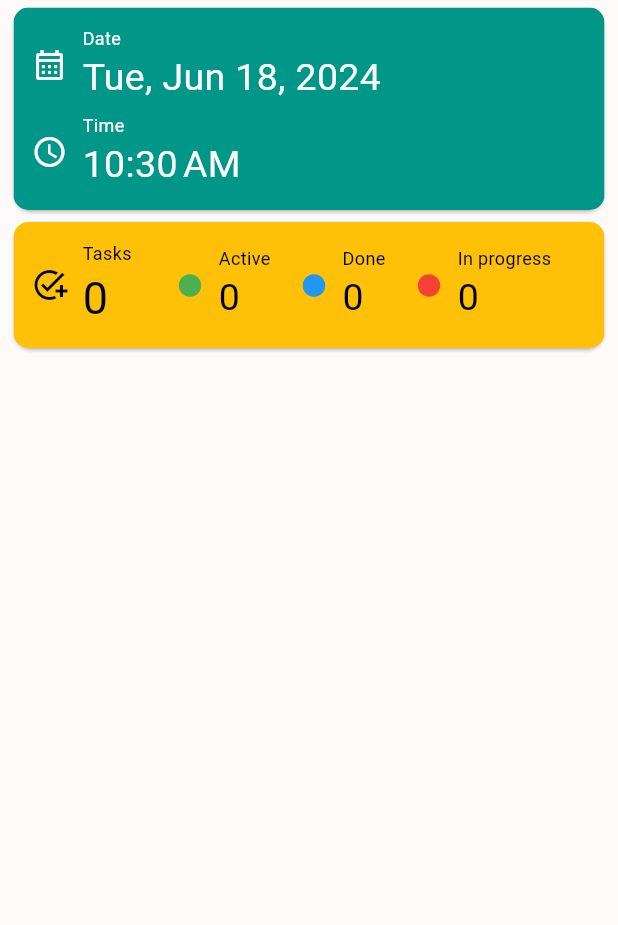
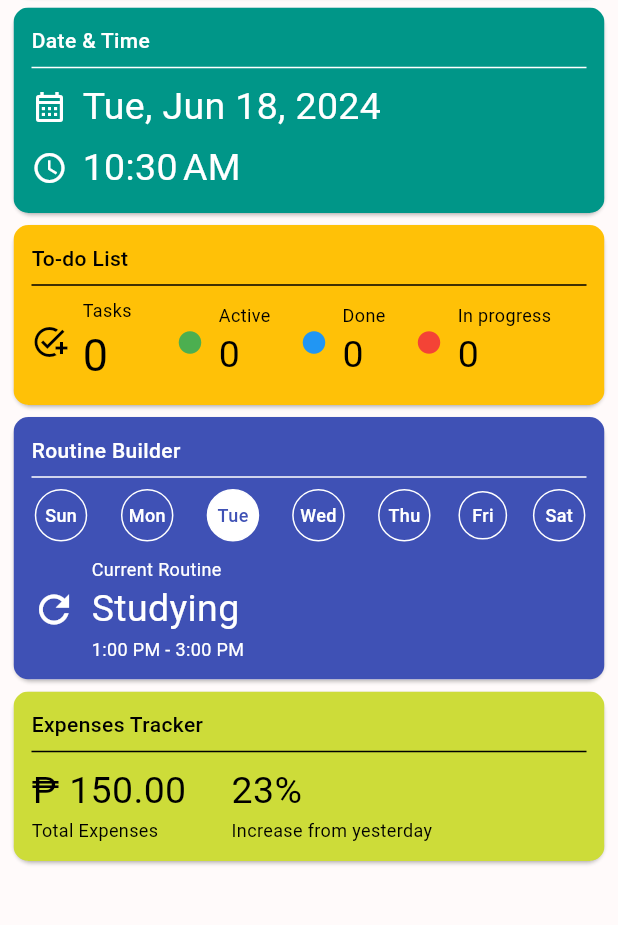
Before and after one commit to olopsc-rxaliman/studyante, a Flutter app: the screen it shows after launch, on a phone screen of 412 x 824 dp, the part 174-1099 px from its top. Run offline on Flutter 3.47's test engine with Material 3 defaults, Android fonts, the phone set to English and light mode, and no system bars; our stand-ins replace animated_list_plus, hive_flutter; accounts and stored records are empty.

Commit message:
Enhanced widget appearance, added more widgets

```diff
--- a/lib/components/base_alertdialog.dart
+++ b/lib/components/base_alertdialog.dart
@@ -29,7 +29,7 @@ class BaseAlertDialog extends StatelessWidget {
         borderRadius: BorderRadius.circular(15),
       ),
       contentPadding: const EdgeInsets.only(
-        top: 15,
+        top: 20,
         left: 20,
         right: 20,
         bottom: 10,
--- a/lib/components/base_widget.dart
+++ b/lib/components/base_widget.dart
@@ -1,23 +1,53 @@
+import "dart:math";
+
 import "package:flutter/material.dart";
 
 class BaseWidget extends StatelessWidget {
-  final Color? backgroundColor;
-  final Color? foregroundColor;
+  final Color backgroundColor;
   final Function()? onTap;
   final Function()? onLongPress;
+  final EdgeInsetsGeometry? padding;
+  final String? title;
   final Widget child;
 
   const BaseWidget({
     super.key,
     required this.child,
-    this.backgroundColor,
-    this.foregroundColor,
+    required this.backgroundColor,
     this.onTap,
     this.onLongPress,
+    this.padding,
+    this.title,
   });
 
   @override
   Widget build(BuildContext context) {
+    double brightness = sqrt(
+      pow(backgroundColor.red, 2) * 0.241
+      + pow(backgroundColor.green, 2) * 0.691
+      + pow(backgroundColor.blue, 2) * 0.068);
+    Color foregroundColor = brightness < 150 ? Colors.white : Colors.black;
+    final Widget inChild = Padding(
+      padding: padding ?? const EdgeInsets.all(12.0),
+      child: Column(
+        crossAxisAlignment: CrossAxisAlignment.start,
+        children: [
+          title != null && title != ''
+          ? Text(
+            title ?? '',
+            style: TextStyle(
+              color: foregroundColor,
+              fontSize: 14,
+              fontWeight: FontWeight.w500,
+            ),
+          )
+          : const SizedBox(),
+          title != null && title != '' ? Divider(color: foregroundColor) : const SizedBox(),
+          child,
+        ],
+      ),
+    );
+
     return Card(
       child: Ink(
         decoration: BoxDecoration(
@@ -32,9 +62,9 @@ class BaseWidget extends StatelessWidget {
           splashColor: Colors.black.withOpacity(0.1),
           onTap: onTap,
           onLongPress: onLongPress,
-          child: child,
+          child: inChild,
         )
-        : child,
+        : inChild,
       ),
     );
   }
--- a/lib/components/datetime_widget.dart
+++ b/lib/components/datetime_widget.dart
@@ -18,8 +18,8 @@ class DateTimeWidget extends StatelessWidget {
         String formattedTime = DateFormat("jm").format(today); // 1:00 PM
 
         return BaseWidget(
+          title: "Date & Time",
           backgroundColor: Colors.teal,
-          foregroundColor: Colors.white,
           onTap: () {
             Navigator.of(context).push(
               MaterialPageRoute(builder: (context) {
@@ -27,8 +27,6 @@ class DateTimeWidget extends StatelessWidget {
               }
             ));
           },
-          child: Padding(
-            padding: const EdgeInsets.all(12.0),
           child: Wrap(
             direction: Axis.horizontal,
             crossAxisAlignment: WrapCrossAlignment.center,
@@ -43,24 +41,12 @@ class DateTimeWidget extends StatelessWidget {
                       color: Colors.white,
                     ),
                     const SizedBox(width: 10),
-                      Column(
-                        crossAxisAlignment: CrossAxisAlignment.start,
-                        children: [
-                          const Text(
-                            "Date",
-                            style: TextStyle(
-                              fontSize: 12,
-                              color: Colors.white
-                            ),
-                          ),
                     Text(
                       formattedDate,
                       style: const TextStyle(
                         fontSize: 25,
                         color: Colors.white
                       ),
-                          ),
-                        ],
                     ),
                   ],
                 ),
@@ -73,16 +59,6 @@ class DateTimeWidget extends StatelessWidget {
                       color: Colors.white,
                     ),
                     const SizedBox(width: 10),
-                      Column(
-                        crossAxisAlignment: CrossAxisAlignment.start,
-                        children: [
-                          const Text(
-                            "Time",
-                            style: TextStyle(
-                              fontSize: 12,
-                              color: Colors.white
-                            ),
-                          ),
                     Text(
                       formattedTime,
                       style: const TextStyle(
@@ -92,11 +68,8 @@ class DateTimeWidget extends StatelessWidget {
                     ),
                   ],
                 ),
-                    ],
-                  ),
               ),
             ],
-            ),
           ),
         );
       }
--- /dev/null
+++ b/lib/components/expensestracker_widget.dart
@@ -0,0 +1,64 @@
+import "package:flutter/material.dart";
+import "package:studyante/components/base_widget.dart";
+import "package:studyante/pages/expensestracker_page.dart";
+
+class ExpensesTrackerWidget extends StatelessWidget {
+  const ExpensesTrackerWidget({super.key});
+
+  @override
+  Widget build(BuildContext context) {
+    return BaseWidget(
+      title: "Expenses Tracker",
+      backgroundColor: Colors.lime,
+      onTap: () => Navigator.of(context).push(
+        MaterialPageRoute(
+          builder: (context) => const ExpensesTrackerPage(),
+        ),
+      ),
+      child: const Wrap(
+        spacing: 30,
+        runSpacing: 10,
+        children: [
+          Column(
+            crossAxisAlignment: CrossAxisAlignment.start,
+            children: [
+              Text(
+                "₱ 150.00",
+                style: TextStyle(
+                  color: Colors.black,
+                  fontSize: 25,
+                ),
+              ),
+              Text(
+                "Total Expenses",
+                style: TextStyle(
+                  color: Colors.black,
+                  fontSize: 12,
+                ),
+              ),
+            ],
+          ),
+          Column(
+            crossAxisAlignment: CrossAxisAlignment.start,
+            children: [
+              Text(
+                "23%",
+                style: TextStyle(
+                  color: Colors.black,
+                  fontSize: 25,
+                ),
+              ),
+              Text(
+                "Increase from yesterday",
+                style: TextStyle(
+                  color: Colors.black,
+                  fontSize: 12,
+                ),
+              ),
+            ],
+          ),
+        ],
+      ),
+    );
+  }
+}
--- a/lib/components/memaquote_widget.dart
+++ b/lib/components/memaquote_widget.dart
@@ -16,9 +16,6 @@ class MemaQuoteWidget extends StatelessWidget {
   Widget build(BuildContext context) {
     return BaseWidget(
       backgroundColor: Colors.deepOrange,
-      foregroundColor: Colors.white,
-      child: Padding(
-        padding: const EdgeInsets.all(12.0),
       child: Row(
         children: [
           const Icon(
@@ -34,7 +31,6 @@ class MemaQuoteWidget extends StatelessWidget {
           ),
         ],
       ),
-      ),
     );
   }
 }
--- /dev/null
+++ b/lib/components/routinebuilder_widget.dart
@@ -0,0 +1,105 @@
+import "package:flutter/cupertino.dart";
+import "package:flutter/material.dart";
+import "package:flutter/widgets.dart";
+import "package:studyante/components/base_widget.dart";
+import "package:studyante/pages/routinebuilder_page.dart";
+
+class RoutineBuilderWidget extends StatelessWidget {
+  const RoutineBuilderWidget({super.key});
+
+  Widget textInsideCircle({required String text, bool? filled}) {
+    return Container(
+      decoration: ShapeDecoration(
+        shape: const CircleBorder(
+          side: BorderSide(
+            strokeAlign: BorderSide.strokeAlignInside,
+            color: Colors.white,
+            width: 1,
+          ),
+        ),
+        color: filled == true ? Colors.white : null,
+      ),
+      child: Padding(
+        padding: const EdgeInsets.all(8.0),
+        child: Text(
+          text,
+          style: TextStyle(
+            color: filled == true ? Colors.indigo : Colors.white,
+            fontSize: 12,
+            fontWeight: FontWeight.w500,
+          ),
+        ),
+      ),
+    );
+  }
+
+  @override
+  Widget build(BuildContext context) {
+    return BaseWidget(
+      title: "Routine Builder",
+      backgroundColor: Colors.indigo,
+      onTap: () => Navigator.of(context).push(
+        MaterialPageRoute(
+          builder: (context) => const RoutineBuilderPage(),
+        ),
+      ),
+      child: Column(
+        crossAxisAlignment: CrossAxisAlignment.start,
+        children: [
+          Row(
+            mainAxisAlignment: MainAxisAlignment.spaceBetween,
+            children: [
+              textInsideCircle(text: "Sun"),
+              textInsideCircle(text: "Mon"),
+              textInsideCircle(text: "Tue", filled: true),
+              textInsideCircle(text: "Wed"),
+              textInsideCircle(text: "Thu"),
+              textInsideCircle(text: "Fri"),
+              textInsideCircle(text: "Sat"),
+            ],
+          ),
+          const SizedBox(height: 10),
+          const Row(
+            children: [
+              Icon(
+                // Icons.note_alt_outlined, // Subject
+                Icons.refresh, // Routine
+                color: Colors.white,
+                size: 30,
+              ),
+              SizedBox(width: 10),
+              Expanded(
+                child: Column(
+                  crossAxisAlignment: CrossAxisAlignment.start,
+                  children: [
+                    Text(
+                      "Current Routine",
+                      style: TextStyle(
+                        color: Colors.white,
+                        fontSize: 12,
+                      ),
+                    ),
+                    Text(
+                      "Studying",
+                      style: TextStyle(
+                        color: Colors.white,
+                        fontSize: 25,
+                      ),
+                    ),
+                    Text(
+                      "1:00 PM - 3:00 PM",
+                      style: TextStyle(
+                        color: Colors.white,
+                        fontSize: 12,
+                      ),
+                    ),
+                  ],
+                ),
+              ),
+            ],
+          ),
+        ],
+      ),
+    );
+  }
+}
--- a/lib/components/todolist_item_widget.dart
+++ b/lib/components/todolist_item_widget.dart
@@ -37,6 +37,7 @@ class ToDoListItemWidget extends StatelessWidget {
     );
     return BaseWidget(
       backgroundColor: Colors.white,
+      padding: EdgeInsets.zero,
       onLongPress: () {
         Navigator.of(context).push(MaterialPageRoute(
           builder: (context) => ToDoListAddModifyTaskPage(
@@ -53,6 +54,7 @@ class ToDoListItemWidget extends StatelessWidget {
           ),
           backgroundColor: Colors.white,
           child: SingleChildScrollView(
+            physics: const BouncingScrollPhysics(),
             child: IntrinsicHeight(
               child: Padding(
                 padding: const EdgeInsets.all(8.0),
@@ -198,10 +200,14 @@ class ToDoListItemWidget extends StatelessWidget {
           style: const TextStyle(fontSize: 15),
         ),
         contentPadding: const EdgeInsets.only(
-          left: 5,
-          right: 18,
+          top: 0,
+          left: 0,
+          right: 8,
+          bottom: 0,
+          // left: 5,
+          // right: 18,
         ),
-        horizontalTitleGap: 5,
+        horizontalTitleGap: 0,
       ),
     );
   }
--- a/lib/components/todolist_widget.dart
+++ b/lib/components/todolist_widget.dart
@@ -6,13 +6,15 @@ import "package:studyante/hive/hive_todolist_functions.dart";
 import "package:studyante/pages/todolist_page.dart";
 
 class ToDoListWidget extends StatelessWidget {
-  final Color? widgetColor;
+  final Color widgetColor;
   final bool navigateOnClick;
+  final String? title;
 
   const ToDoListWidget({
     super.key,
     required this.widgetColor,
     required this.navigateOnClick,
+    this.title,
   });
 
   @override
@@ -22,8 +24,8 @@ class ToDoListWidget extends StatelessWidget {
       builder: (context, snapshot) {
         Map todoListSummary = ToDoListHiveFunctions.getSummary();
         return BaseWidget(
+          title: title,
           backgroundColor: widgetColor,
-          foregroundColor: Colors.black,
           onTap: navigateOnClick
           ? () {
             Navigator.of(context).push(
@@ -33,8 +35,6 @@ class ToDoListWidget extends StatelessWidget {
             );
           }
           : null,
-          child: Padding(
-            padding: const EdgeInsets.all(12.0),
           child: Wrap(
             direction: Axis.horizontal,
             crossAxisAlignment: WrapCrossAlignment.center,
@@ -168,7 +168,6 @@ class ToDoListWidget extends StatelessWidget {
               ),
             ],
           ),
-          ),
         );
       },
     );
--- /dev/null
+++ b/lib/pages/expensestracker_page.dart
@@ -0,0 +1,30 @@
+import "package:flutter/material.dart";
+
+class ExpensesTrackerPage extends StatefulWidget {
+  const ExpensesTrackerPage({super.key});
+
+  @override
+  State<ExpensesTrackerPage> createState() => _ExpensesTrackerPageState();
+}
+
+class _ExpensesTrackerPageState extends State<ExpensesTrackerPage> {
+  @override
+  Widget build(BuildContext context) {
+    return Scaffold(
+      backgroundColor: Colors.lime,
+      appBar: AppBar(
+        backgroundColor: Colors.lime,
+        foregroundColor: Colors.black,
+        centerTitle: true,
+        title: const Text(
+          "EXPENSES TRACKER",
+          style: TextStyle(
+            color: Colors.black,
+            fontSize: 25,
+            fontWeight: FontWeight.bold,
+          ),
+        ),
+      ),
+    );
+  }
+}
--- a/lib/pages/home_page.dart
+++ b/lib/pages/home_page.dart
@@ -1,6 +1,8 @@
 import "package:flutter/material.dart";
 import "package:studyante/components/datetime_widget.dart";
+import "package:studyante/components/expensestracker_widget.dart";
 import "package:studyante/components/memaquote_widget.dart";
+import "package:studyante/components/routinebuilder_widget.dart";
 import "package:studyante/components/todolist_widget.dart";
 
 class HomePage extends StatelessWidget {
@@ -27,9 +29,12 @@ class HomePage extends StatelessWidget {
           MemaQuoteWidget(),
           DateTimeWidget(),
           ToDoListWidget(
+            title: "To-do List",
             widgetColor: Colors.amber,
             navigateOnClick: true,
           ),
+          RoutineBuilderWidget(),
+          ExpensesTrackerWidget(),
         ],
       ),
     );
--- /dev/null
+++ b/lib/pages/routinebuilder_page.dart
@@ -0,0 +1,30 @@
+import "package:flutter/material.dart";
+
+class RoutineBuilderPage extends StatefulWidget {
+  const RoutineBuilderPage({super.key});
+
+  @override
+  State<RoutineBuilderPage> createState() => _RoutineBuilderPageState();
+}
+
+class _RoutineBuilderPageState extends State<RoutineBuilderPage> {
+  @override
+  Widget build(BuildContext context) {
+    return Scaffold(
+      backgroundColor: Colors.indigo,
+      appBar: AppBar(
+        backgroundColor: Colors.indigo,
+        foregroundColor: Colors.white,
+        centerTitle: true,
+        title: const Text(
+          "ROUTINE BUILDER",
+          style: TextStyle(
+            color: Colors.white,
+            fontSize: 25,
+            fontWeight: FontWeight.bold,
+          ),
+        ),
+      ),
+    );
+  }
+}
--- a/lib/pages/todolist_page.dart
+++ b/lib/pages/todolist_page.dart
@@ -72,7 +72,7 @@ class _ToDoListPageState extends State<ToDoListPage> {
                   onClickReject: () => Navigator.of(context).pop(),
                   actionButtonColor: Colors.amber[900],
                   child: const Text(
-                    "Delete all tasks that marked as 'Done'?",
+                    "Delete all tasks marked as done?",
                     style: TextStyle(fontSize: 16),
                   ),
                 ),
```
Lines whose indentation alone changed are shown as unchanged.
